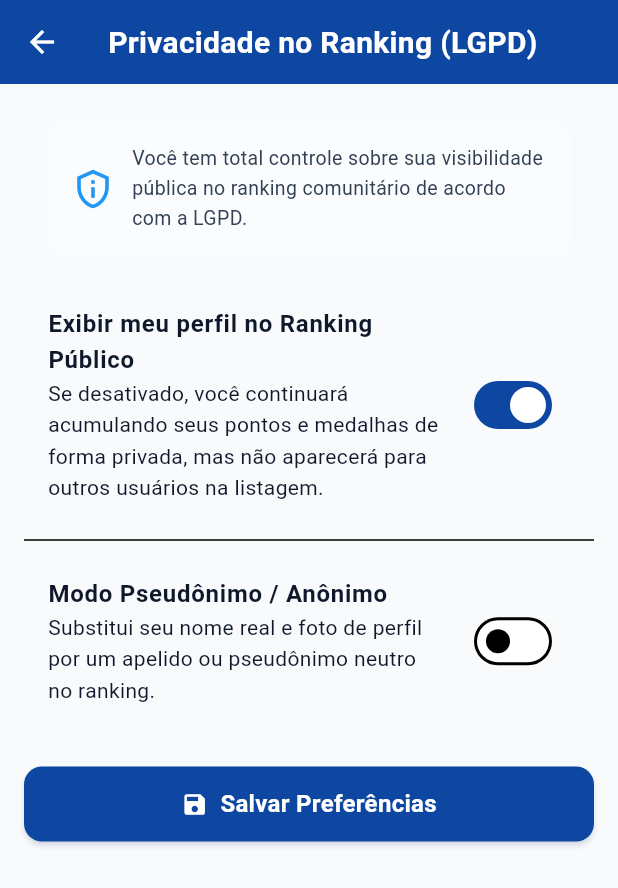
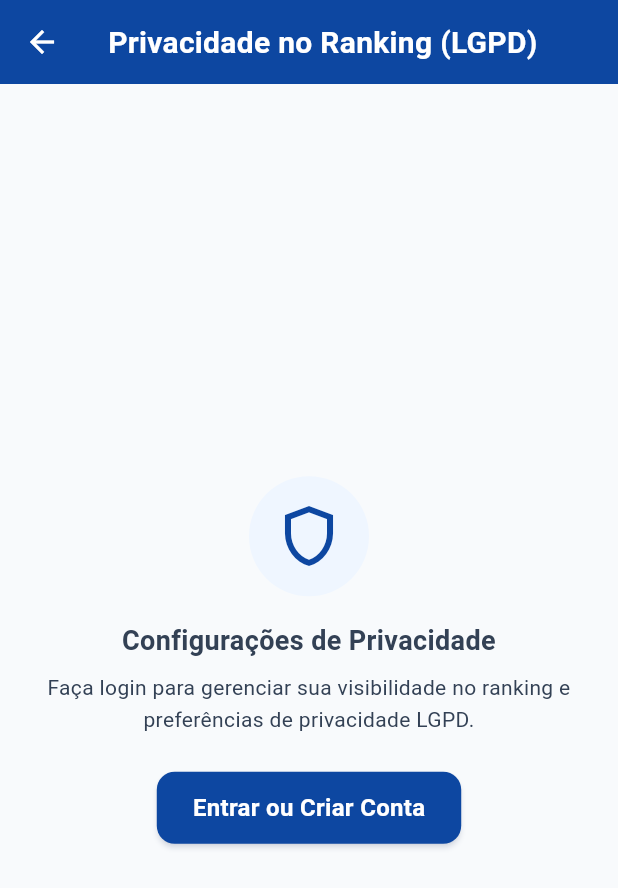
Before and after one commit to joaosantiag0/DaPraIr, a Flutter app: the GamificationPrivacyView screen opened by its route, on a phone screen of 412 x 824 dp. Shown: the top 888 px of the screen. Run offline on Flutter 3.47's test engine with Material 3 defaults, Android fonts, the phone set to English and light mode, and no system bars; our stand-ins replace dio, flutter_bloc, image_picker, shared_preferences; missing offline and left inert: encrypt; accounts and stored records are empty; network calls fail.

Commit message:
fix(gamification): tratar modo visitante sem disparar requisicoes 401 desnecessarias

```diff
--- a/frontend/lib/presentation/views/gamification/gamification_privacy_view.dart
+++ b/frontend/lib/presentation/views/gamification/gamification_privacy_view.dart
@@ -1,8 +1,12 @@
 import 'package:flutter/material.dart';
 import 'package:flutter_bloc/flutter_bloc.dart';
+import '../../bloc/auth/auth_bloc.dart';
 import '../../bloc/gamification/gamification_bloc.dart';
 import '../../bloc/gamification/gamification_event.dart';
 import '../../bloc/gamification/gamification_state.dart';
+import '../../../core/theme/app_colors.dart';
+import '../../components/accessible_button.dart';
+import '../auth/login_screen.dart';
 
 class GamificationPrivacyView extends StatefulWidget {
   const GamificationPrivacyView({super.key});
@@ -20,7 +24,10 @@ class _GamificationPrivacyViewState extends State<GamificationPrivacyView> {
   @override
   void initState() {
     super.initState();
-    context.read<GamificationBloc>().add(LoadGamificationProfile());
+    final authState = context.read<AuthBloc>().state;
+    if (authState is Authenticated) {
+      context.read<GamificationBloc>().add(LoadGamificationProfile());
+    }
   }
 
   @override
@@ -31,6 +38,63 @@ class _GamificationPrivacyViewState extends State<GamificationPrivacyView> {
 
   @override
   Widget build(BuildContext context) {
+    final authState = context.watch<AuthBloc>().state;
+    if (authState is! Authenticated) {
+      return Scaffold(
+        appBar: AppBar(
+          title: const Text('Privacidade no Ranking (LGPD)'),
+        ),
+        body: Center(
+          child: Padding(
+            padding: const EdgeInsets.all(24),
+            child: Column(
+              mainAxisAlignment: MainAxisAlignment.center,
+              children: [
+                Container(
+                  padding: const EdgeInsets.all(16),
+                  decoration: const BoxDecoration(
+                    color: AppColors.primaryContainer,
+                    shape: BoxShape.circle,
+                  ),
+                  child: const Icon(
+                    Icons.shield_outlined,
+                    color: AppColors.primaryBlue,
+                    size: 48,
+                  ),
+                ),
+                const SizedBox(height: 16),
+                const Text(
+                  'Configurações de Privacidade',
+                  textAlign: TextAlign.center,
+                  style: TextStyle(
+                    fontSize: 18,
+                    fontWeight: FontWeight.bold,
+                  ),
+                ),
+                const SizedBox(height: 8),
+                const Text(
+                  'Faça login para gerenciar sua visibilidade no ranking e preferências de privacidade LGPD.',
+                  textAlign: TextAlign.center,
+                  style: TextStyle(
+                    color: AppColors.textSecondary,
+                  ),
+                ),
+                const SizedBox(height: 24),
+                AccessibleButton(
+                  label: 'Entrar ou Criar Conta',
+                  onPressed: () {
+                    Navigator.of(context).push(
+                      MaterialPageRoute(builder: (_) => const LoginScreen()),
+                    );
+                  },
+                ),
+              ],
+            ),
+          ),
+        ),
+      );
+    }
+
     return Scaffold(
       appBar: AppBar(
         title: const Text('Privacidade no Ranking (LGPD)'),
```
Also changed, not shown: frontend/lib/presentation/views/gamification/gamification_profile_view.dart (+65 -2 lines).
